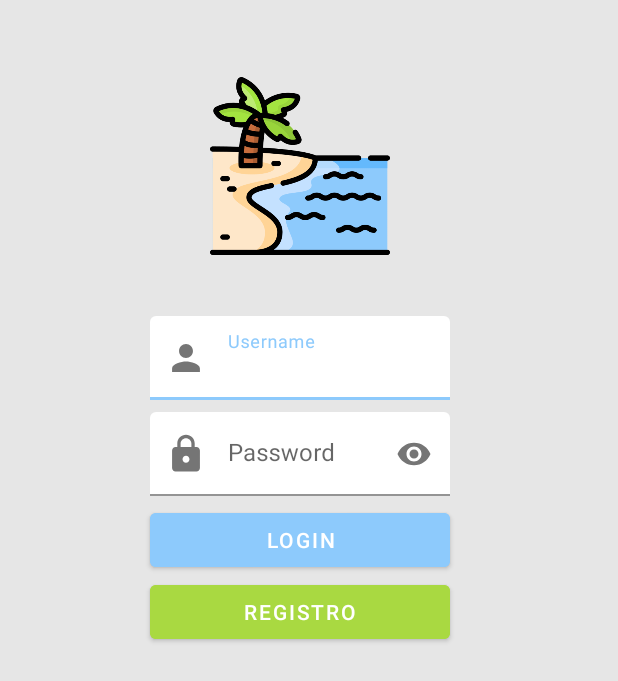
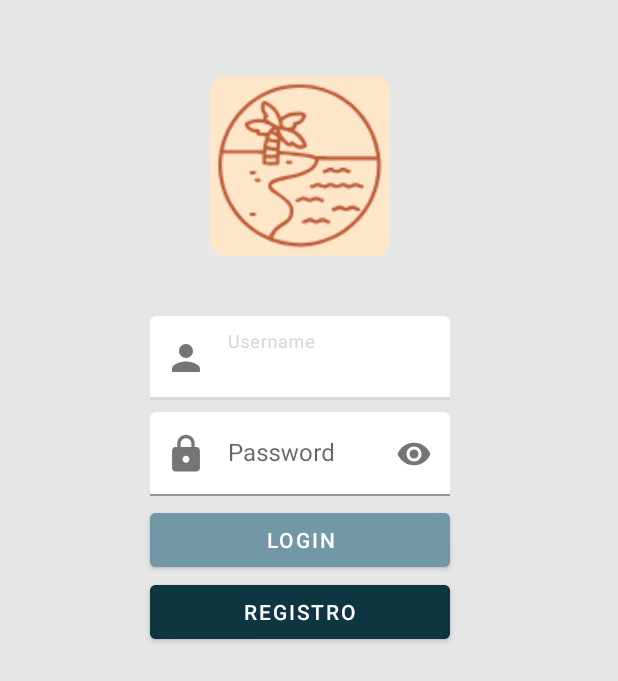
Before and after one commit to asier97am/InterfacesDesign, an Android app: the screen it shows after launch (LoginActivity), on a phone screen of 412 x 824 dp. Shown: the top 681 px of the screen. Run offline under Robolectric (Android 15) with nearby library versions, the phone set to English and light mode, and no system bars; pictures from the network do not load.

Commit message:
añadiendo colores nuevos

```diff
--- a/app/src/main/res/layout/activity_login.xml
+++ b/app/src/main/res/layout/activity_login.xml
@@ -90,7 +90,7 @@
         android:id="@+id/imageView"
         android:layout_width="120dp"
         android:layout_height="120dp"
-        android:src="@drawable/beach_logo_color"
+        android:src="@mipmap/ic_logo_round"
         app:layout_constraintEnd_toStartOf="@+id/guideline4"
         app:layout_constraintStart_toStartOf="@+id/guideline3"
         app:layout_constraintTop_toBottomOf="@+id/guideline5" />
--- a/app/src/main/res/values/colors.xml
+++ b/app/src/main/res/values/colors.xml
@@ -21,5 +21,11 @@
     <color name="arenaClara">#FEE7C9</color>
     <color name="mar">#8DCAFC</color>
 
+    <color name="oceano1">#C1D2D9</color>
+    <color name="oceano2">#7297A6</color>
+    <color name="oceano3">#366873</color>
+    <color name="oceano4">#0D3640</color>
+    <color name="sunset">#F2E2DC</color>
+
 
 </resources>
--- a/app/src/main/res/values/styles.xml
+++ b/app/src/main/res/values/styles.xml
@@ -4,7 +4,7 @@
     <style name="myButtonRegistro">
         <item name="android:layout_width">0dp</item>
         <item name="android:layout_height">wrap_content</item>
-        <item name="android:backgroundTint">@color/palmeraHojaOscura</item>
+        <item name="android:backgroundTint">@color/oceano4</item>
         <item name="android:textColor">@color/white</item>
     </style>
 
@@ -12,7 +12,7 @@
         <item name="android:layout_width">0dp</item>
         <item name="android:layout_height">wrap_content</item>
         <item name="android:layout_marginTop">5dp</item>
-        <item name="android:backgroundTint">@color/mar</item>
+        <item name="android:backgroundTint">@color/oceano2</item>
         <item name="android:textColor">@color/white</item>
     </style>
 
--- a/app/src/main/res/values/themes.xml
+++ b/app/src/main/res/values/themes.xml
@@ -3,7 +3,7 @@
     <style name="Theme.DiseñoInterfaces" parent="Theme.MaterialComponents.DayNight.NoActionBar">
         <!-- Primary brand color. -->
         <!-- Color del hint de los textVieww. -->
-        <item name="colorPrimary">@color/mar</item>
+        <item name="colorPrimary">@color/marclaro2</item>
         <item name="colorPrimaryVariant">@color/purple_700</item>
         <item name="colorOnPrimary">@color/white</item>
         <!-- Secondary brand color. -->
@@ -20,12 +20,12 @@
 
     <style name="ActionTheme" parent="Theme.MaterialComponents.DayNight">
 
-        <item name="android:statusBarColor">@color/arenaClara</item>
+        <item name="android:statusBarColor">@color/sunset</item>
 
         <!-- Color de dentro de los textVieww (letra que escribimos). -->
         <item name="android:textColorPrimary">@color/palmeraTronco</item>
         <!-- Color del hint de los textVieww. -->
-        <item name="colorPrimary">@color/mar</item>
+        <item name="colorPrimary">@color/marclaro2</item>
 
         <item name="actionBarStyle">@style/MyActionBar</item>
 
```
Also changed, not shown: 1 other file.
